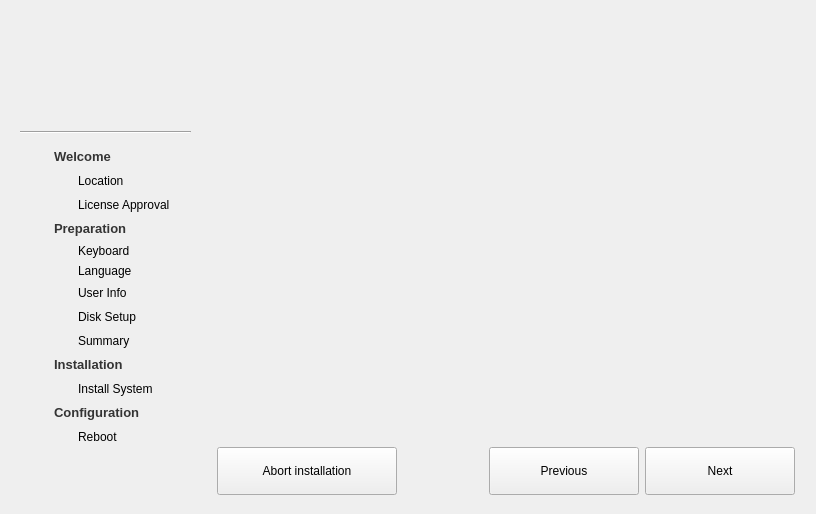
This is src/calamares/CalamaresWindow.ui in calamares/calamares as Qt 5 draws it before an edit. The edited form follows.
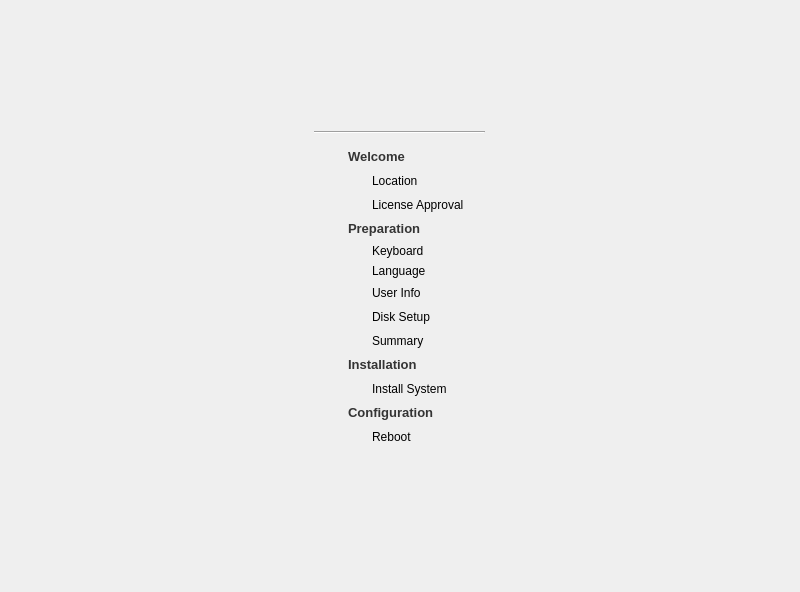
This is the edited form. Icons and pictures are not drawn.

Commit message: Added CMake magic for plugin infrastructure. Added ViewManager. Added dummy Settings class. Added dummy plugin interface (UI plugins only). Added dummy greeting plugin. Added DLLEXPORT macros for UI plugin interface and plugins.

Patch:
```diff
--- a/src/calamares/CalamaresWindow.ui
+++ b/src/calamares/CalamaresWindow.ui
@@ -7,7 +7,7 @@
     <x>0</x>
     <y>0</y>
     <width>800</width>
-    <height>500</height>
+    <height>592</height>
    </rect>
   </property>
   <property name="maximumSize">
@@ -22,8 +22,8 @@
   <property name="styleSheet">
    <string notr="true"/>
   </property>
-  <layout class="QGridLayout" name="gridLayout_6">
-   <item row="0" column="0">
+  <layout class="QHBoxLayout" name="horizontalLayout">
+   <item>
     <widget class="QFrame" name="leftSidebar">
      <property name="sizePolicy">
       <sizepolicy hsizetype="Maximum" vsizetype="Preferred">
@@ -540,128 +540,6 @@
      </layout>
     </widget>
    </item>
-   <item row="0" column="1">
-    <layout class="QVBoxLayout" name="verticalLayout_3">
-     <property name="leftMargin">
-      <number>10</number>
-     </property>
-     <property name="topMargin">
-      <number>10</number>
-     </property>
-     <property name="rightMargin">
-      <number>10</number>
-     </property>
-     <property name="bottomMargin">
-      <number>0</number>
-     </property>
-     <item>
-      <widget class="QStackedWidget" name="stackedWidget">
-       <property name="enabled">
-        <bool>true</bool>
-       </property>
-       <property name="minimumSize">
-        <size>
-         <width>578</width>
-         <height>420</height>
-        </size>
-       </property>
-       <property name="maximumSize">
-        <size>
-         <width>16777215</width>
-         <height>16777215</height>
-        </size>
-       </property>
-       <widget class="QWidget" name="page_2"/>
-      </widget>
-     </item>
-     <item>
-      <layout class="QHBoxLayout" name="horizontalLayout">
-       <property name="bottomMargin">
-        <number>8</number>
-       </property>
-       <item>
-        <widget class="QPushButton" name="abortButton">
-         <property name="sizePolicy">
-          <sizepolicy hsizetype="Minimum" vsizetype="Minimum">
-           <horstretch>0</horstretch>
-           <verstretch>0</verstretch>
-          </sizepolicy>
-         </property>
-         <property name="minimumSize">
-          <size>
-           <width>180</width>
-           <height>48</height>
-          </size>
-         </property>
-         <property name="styleSheet">
-          <string notr="true"/>
-         </property>
-         <property name="text">
-          <string>Abort installation</string>
-         </property>
-        </widget>
-       </item>
-       <item>
-        <spacer name="horizontalSpacer_3">
-         <property name="orientation">
-          <enum>Qt::Horizontal</enum>
-         </property>
-         <property name="sizeHint" stdset="0">
-          <size>
-           <width>40</width>
-           <height>20</height>
-          </size>
-         </property>
-        </spacer>
-       </item>
-       <item>
-        <widget class="QPushButton" name="previousButton">
-         <property name="sizePolicy">
-          <sizepolicy hsizetype="Minimum" vsizetype="Minimum">
-           <horstretch>0</horstretch>
-           <verstretch>0</verstretch>
-          </sizepolicy>
-         </property>
-         <property name="minimumSize">
-          <size>
-           <width>150</width>
-           <height>48</height>
-          </size>
-         </property>
-         <property name="styleSheet">
-          <string notr="true"/>
-         </property>
-         <property name="text">
-          <string comment="Previous Page">Previous</string>
-         </property>
-        </widget>
-       </item>
-       <item>
-        <widget class="QPushButton" name="nextButton">
-         <property name="sizePolicy">
-          <sizepolicy hsizetype="Minimum" vsizetype="Minimum">
-           <horstretch>0</horstretch>
-           <verstretch>0</verstretch>
-          </sizepolicy>
-         </property>
-         <property name="minimumSize">
-          <size>
-           <width>150</width>
-           <height>48</height>
-          </size>
-         </property>
-         <property name="styleSheet">
-          <string notr="true"/>
-         </property>
-         <property name="text">
-          <string comment="Next Page">Next</string>
-         </property>
-        </widget>
-       </item>
-      </layout>
-     </item>
-    </layout>
-   </item>
   </layout>
  </widget>
  <resources>
```
Left out of the diff: 7 changed lines with no effect on the pictures. The commit also changes 24 other files.
